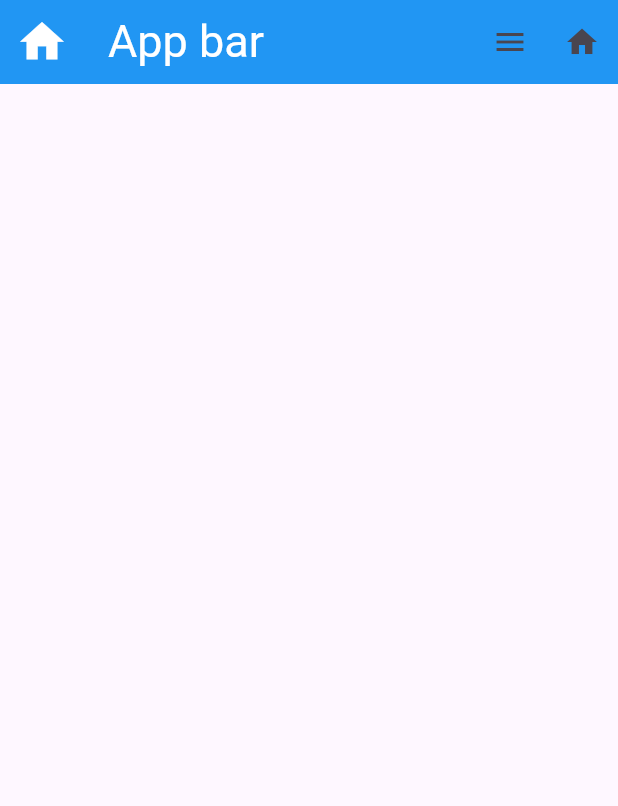
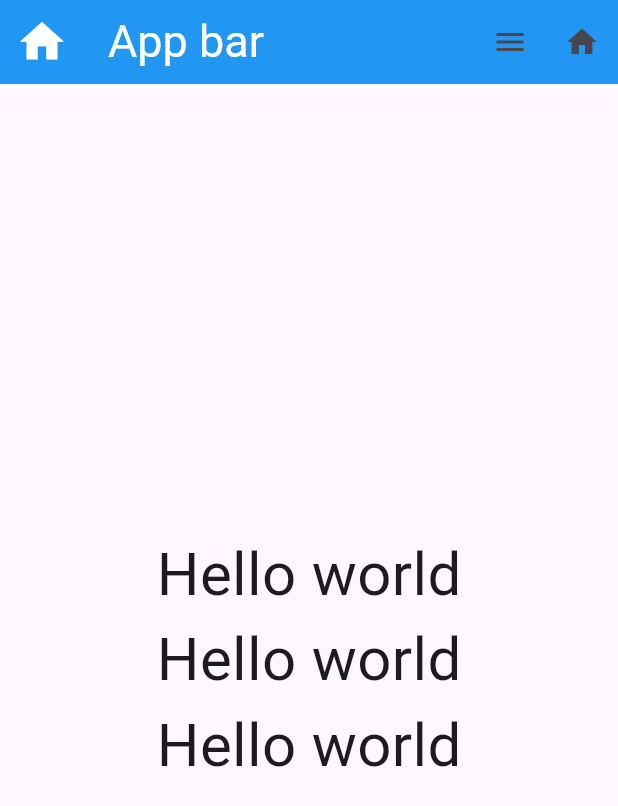
Before and after one commit to parentroots/all_flutter_learning_demo, a Flutter app: the screen it shows after launch, on a phone screen of 412 x 824 dp. Shown: the top 806 px of the screen. Run offline on Flutter 3.47's test engine with Material 3 defaults, Android fonts, the phone set to English and light mode, and no system bars.

Commit message:
commited first

```diff
--- a/lib/main.dart
+++ b/lib/main.dart
@@ -78,6 +78,22 @@ class Home extends StatelessWidget{
 
 
 
+      body: Center(
+
+        child: Column(
+          mainAxisAlignment: MainAxisAlignment.center,
+          children: [
+
+
+            Text("Hello world",style: TextStyle(fontSize: 40),),
+            Text("Hello world",style: TextStyle(fontSize: 40),),
+            Text("Hello world",style: TextStyle(fontSize: 40),)
+          ],
+        ),
+
+
+
+      ),
 
 
 
```
